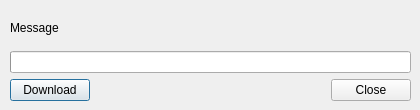
This is ui/update.ui in gitter-badger/simplechatclient as Qt 5 draws it before an edit. The edited form follows.
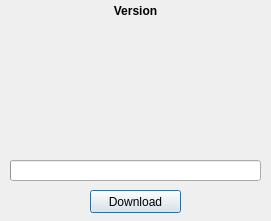
This is the edited form. Icons and pictures are not drawn.

Diff of the .ui file:
```diff
--- a/ui/update.ui
+++ b/ui/update.ui
@@ -6,20 +6,20 @@
    <rect>
     <x>0</x>
     <y>0</y>
-    <width>420</width>
-    <height>110</height>
+    <width>271</width>
+    <height>221</height>
    </rect>
   </property>
   <property name="minimumSize">
    <size>
-    <width>420</width>
-    <height>110</height>
+    <width>271</width>
+    <height>221</height>
    </size>
   </property>
   <property name="maximumSize">
    <size>
-    <width>420</width>
-    <height>110</height>
+    <width>271</width>
+    <height>221</height>
    </size>
   </property>
   <property name="windowTitle">
@@ -29,31 +29,37 @@
    <iconset resource="../scc.qrc">
     <normaloff>:/images/logo16x16.png</normaloff>:/images/logo16x16.png</iconset>
   </property>
-  <widget class="QWidget" name="verticalLayoutWidget">
+  <widget class="QLabel" name="label_whatsnew">
    <property name="geometry">
     <rect>
      <x>10</x>
-     <y>10</y>
-     <width>401</width>
-     <height>91</height>
+     <y>30</y>
+     <width>251</width>
+     <height>121</height>
     </rect>
    </property>
-   <layout class="QVBoxLayout" name="verticalLayout">
-    <item>
-     <widget class="QLabel" name="label_msg">
       <property name="text">
-       <string>Message</string>
+    <string/>
+   </property>
+   <property name="alignment">
+    <set>Qt::AlignLeading|Qt::AlignLeft|Qt::AlignVCenter</set>
       </property>
       <property name="wordWrap">
        <bool>true</bool>
       </property>
-      <property name="openExternalLinks">
-       <bool>true</bool>
-      </property>
-     </widget>
-    </item>
-    <item>
+   <property name="textInteractionFlags">
+    <set>Qt::NoTextInteraction</set>
+   </property>
+  </widget>
      <widget class="QProgressBar" name="progressBar">
+   <property name="geometry">
+    <rect>
+     <x>10</x>
+     <y>160</y>
+     <width>251</width>
+     <height>21</height>
+    </rect>
+   </property>
       <property name="maximum">
        <number>100</number>
       </property>
@@ -64,29 +70,43 @@
        <bool>false</bool>
       </property>
      </widget>
-    </item>
-    <item>
-     <layout class="QHBoxLayout" name="horizontalLayout">
-      <item>
+  <widget class="QLabel" name="label_title">
+   <property name="geometry">
+    <rect>
+     <x>10</x>
+     <y>0</y>
+     <width>251</width>
+     <height>21</height>
+    </rect>
+   </property>
+   <property name="maximumSize">
+    <size>
+     <width>16777215</width>
+     <height>50</height>
+    </size>
+   </property>
+   <property name="styleSheet">
+    <string notr="true">font-weight:bold;</string>
+   </property>
+   <property name="text">
+    <string>Version</string>
+   </property>
+   <property name="alignment">
+    <set>Qt::AlignCenter</set>
+   </property>
+  </widget>
        <widget class="QPushButton" name="pushButton_download">
+   <property name="geometry">
+    <rect>
+     <x>90</x>
+     <y>190</y>
+     <width>91</width>
+     <height>23</height>
+    </rect>
+   </property>
         <property name="text">
          <string>Download</string>
         </property>
-       </widget>
-      </item>
-      <item>
-       <widget class="QDialogButtonBox" name="buttonBox">
-        <property name="standardButtons">
-         <set>QDialogButtonBox::Close</set>
-        </property>
-        <property name="centerButtons">
-         <bool>false</bool>
-        </property>
-       </widget>
-      </item>
-     </layout>
-    </item>
-   </layout>
   </widget>
  </widget>
  <resources>
```
Lines whose indentation alone changed are shown as unchanged.
